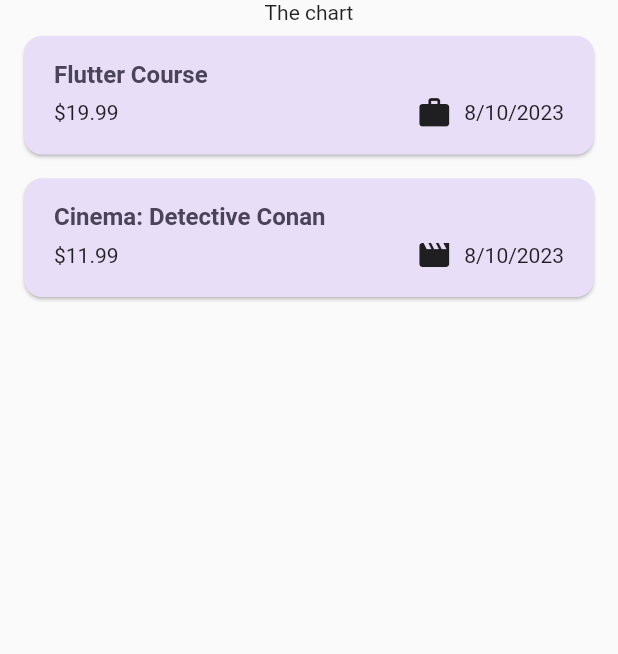
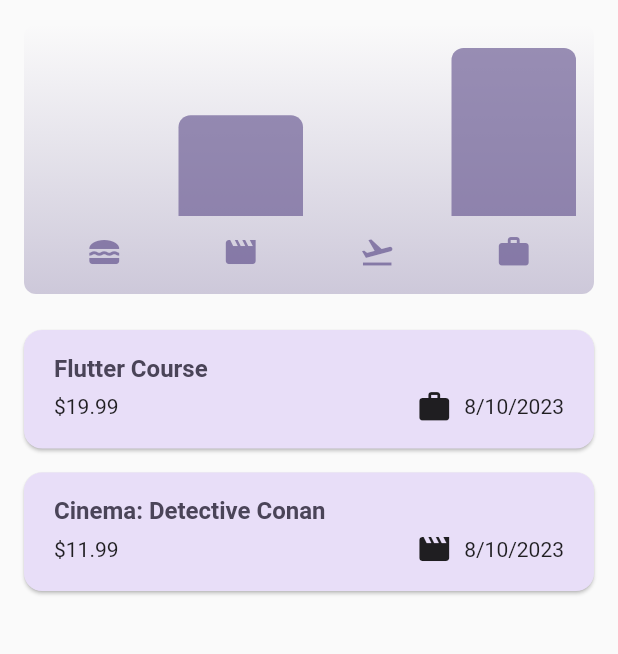
Before and after one commit to phammaidung/ExpensesTracker, a Flutter app: the screen it shows after launch, on a phone screen of 412 x 824 dp, the part 84-738 px from its top. Run offline on Flutter 3.47's test engine with Material 2 defaults, Android fonts, the phone set to English and light mode, and no system bars.

Commit message:
adding chart

```diff
--- a/lib/main.dart
+++ b/lib/main.dart
@@ -4,28 +4,29 @@ import 'package:expense_tracker/widgets/expenses.dart';
 
 var kColorScheme =
     ColorScheme.fromSeed(seedColor: const Color.fromARGB(255, 96, 59, 181));
-var kdarkColorScheme =
-    ColorScheme.fromSeed(seedColor: const Color.fromARGB(255, 5, 99, 125));
+var kDarkColorScheme = ColorScheme.fromSeed(
+    brightness: Brightness.dark,
+    seedColor: const Color.fromARGB(255, 5, 99, 125));
 
 void main() {
   runApp(MaterialApp(
       darkTheme: ThemeData.dark().copyWith(
-        brightness: Brightness.dark,
+        //brightness: Brightness.dark,
         useMaterial3: true,
-        colorScheme: kdarkColorScheme,
-        appBarTheme: const AppBarTheme().copyWith(
-            backgroundColor: kdarkColorScheme.onPrimaryContainer,
-            foregroundColor: kdarkColorScheme.primaryContainer),
+        colorScheme: kDarkColorScheme,
+        // appBarTheme: const AppBarTheme().copyWith(
+        //     backgroundColor: kDarkColorScheme.onPrimaryContainer,
+        //     foregroundColor: kDarkColorScheme.primaryContainer),
         cardTheme: const CardTheme().copyWith(
-            color: kdarkColorScheme.secondaryContainer,
+            color: kDarkColorScheme.secondaryContainer,
             margin: const EdgeInsets.symmetric(
               horizontal: 16,
               vertical: 8,
             )),
         elevatedButtonTheme: ElevatedButtonThemeData(
             style: ElevatedButton.styleFrom(
-          backgroundColor: kdarkColorScheme.primaryContainer,
-          foregroundColor: kdarkColorScheme.onPrimaryContainer,
+          backgroundColor: kDarkColorScheme.primaryContainer,
+          foregroundColor: kDarkColorScheme.onPrimaryContainer,
         )),
       ),
       theme: ThemeData().copyWith(
--- /dev/null
+++ b/lib/widgets/chart/chart.dart
@@ -0,0 +1,95 @@
+import 'package:flutter/material.dart';
+
+import 'package:expense_tracker/widgets/chart/chart_bar.dart';
+import 'package:expense_tracker/models/expense.dart';
+
+class Chart extends StatelessWidget {
+  const Chart({super.key, required this.expenses});
+
+  final List<Expense> expenses;
+
+  List<ExpenseBucket> get buckets {
+    return [
+      ExpenseBucket.forCategory(expenses, Category.food),
+      ExpenseBucket.forCategory(expenses, Category.leisure),
+      ExpenseBucket.forCategory(expenses, Category.travel),
+      ExpenseBucket.forCategory(expenses, Category.work),
+    ];
+  }
+
+  double get maxTotalExpense {
+    double maxTotalExpense = 0;
+
+    for (final bucket in buckets) {
+      if (bucket.totalExpenses > maxTotalExpense) {
+        maxTotalExpense = bucket.totalExpenses;
+      }
+    }
+
+    return maxTotalExpense;
+  }
+
+  @override
+  Widget build(BuildContext context) {
+    final isDarkMode =
+        MediaQuery.of(context).platformBrightness == Brightness.dark;
+    return Container(
+      margin: const EdgeInsets.all(16),
+      padding: const EdgeInsets.symmetric(
+        vertical: 16,
+        horizontal: 8,
+      ),
+      width: double.infinity,
+      height: 180,
+      decoration: BoxDecoration(
+        borderRadius: BorderRadius.circular(8),
+        gradient: LinearGradient(
+          colors: [
+            Theme.of(context).colorScheme.primary.withOpacity(0.3),
+            Theme.of(context).colorScheme.primary.withOpacity(0.0)
+          ],
+          begin: Alignment.bottomCenter,
+          end: Alignment.topCenter,
+        ),
+      ),
+      child: Column(
+        children: [
+          Expanded(
+            child: Row(
+              crossAxisAlignment: CrossAxisAlignment.end,
+              children: [
+                for (final bucket in buckets) // alternative to map()
+                  ChartBar(
+                    fill: bucket.totalExpenses == 0
+                        ? 0
+                        : bucket.totalExpenses / maxTotalExpense,
+                  )
+              ],
+            ),
+          ),
+          const SizedBox(height: 12),
+          Row(
+            children: buckets
+                .map(
+                  (bucket) => Expanded(
+                    child: Padding(
+                      padding: const EdgeInsets.symmetric(horizontal: 4),
+                      child: Icon(
+                        categoryIcons[bucket.category],
+                        color: isDarkMode
+                            ? Theme.of(context).colorScheme.secondary
+                            : Theme.of(context)
+                                .colorScheme
+                                .primary
+                                .withOpacity(0.7),
+                      ),
+                    ),
+                  ),
+                )
+                .toList(),
+          )
+        ],
+      ),
+    );
+  }
+}
--- /dev/null
+++ b/lib/widgets/chart/chart_bar.dart
@@ -0,0 +1,34 @@
+import 'package:flutter/material.dart';
+
+class ChartBar extends StatelessWidget {
+  const ChartBar({
+    super.key,
+    required this.fill,
+  });
+
+  final double fill;
+
+  @override
+  Widget build(BuildContext context) {
+    final isDarkMode =
+        MediaQuery.of(context).platformBrightness == Brightness.dark;
+    return Expanded(
+      child: Padding(
+        padding: const EdgeInsets.symmetric(horizontal: 4),
+        child: FractionallySizedBox(
+          heightFactor: fill,
+          child: DecoratedBox(
+            decoration: BoxDecoration(
+              shape: BoxShape.rectangle,
+              borderRadius:
+                  const BorderRadius.vertical(top: Radius.circular(8)),
+              color: isDarkMode
+                  ? Theme.of(context).colorScheme.secondary
+                  : Theme.of(context).colorScheme.primary.withOpacity(0.65),
+            ),
+          ),
+        ),
+      ),
+    );
+  }
+}
--- a/lib/widgets/expenses.dart
+++ b/lib/widgets/expenses.dart
@@ -1,3 +1,4 @@
+import 'package:expense_tracker/widgets/chart/chart.dart';
 import 'package:expense_tracker/widgets/expenses_list/expenses_list.dart';
 import 'package:expense_tracker/models/expense.dart';
 import 'package:expense_tracker/widgets/new_expense.dart';
@@ -81,7 +82,7 @@ class _ExpensesState extends State<Expenses> {
         ]),
         body: Column(
           children: [
-            const Text('The chart'),
+            Chart(expenses: _registeredExpenses),
             Expanded(child: mainContent),
           ],
         ));
```
